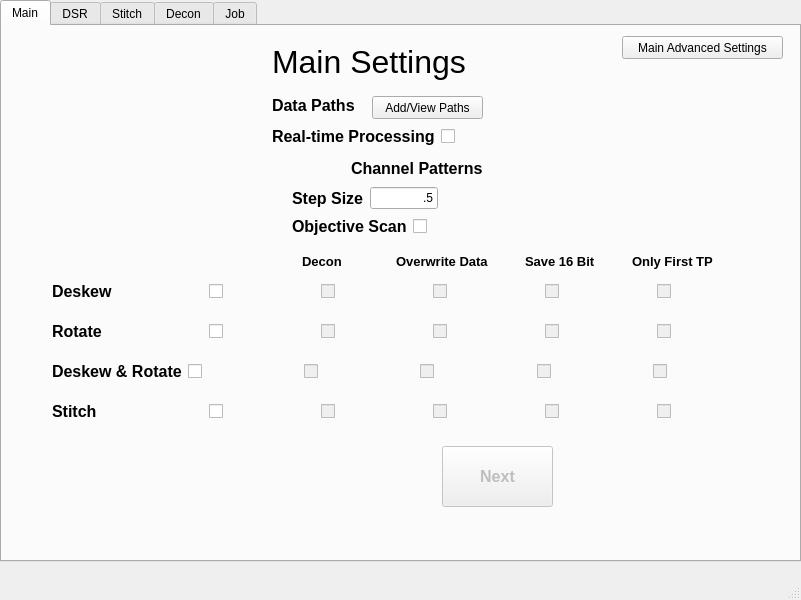
The window that mainwindow.ui (abcucberkeley/PetaKit5D-GUI) describes before a commit, drawn with Qt 5.
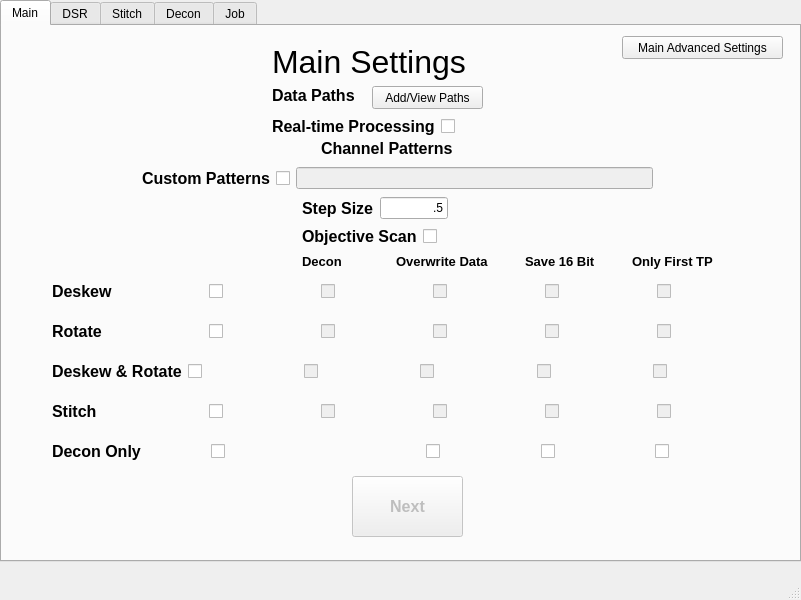
The same window after the commit. The open tabs and pages were chosen to show the change.

```diff
--- a/mainwindow.ui
+++ b/mainwindow.ui
@@ -63,7 +63,7 @@
       <property name="geometry">
        <rect>
         <x>270</x>
-        <y>70</y>
+        <y>60</y>
         <width>90</width>
         <height>19</height>
        </rect>
@@ -97,8 +97,8 @@
      <widget class="QWidget" name="layoutWidget">
       <property name="geometry">
        <rect>
-        <x>290</x>
-        <y>160</y>
+        <x>300</x>
+        <y>170</y>
         <width>146</width>
         <height>25</height>
        </rect>
@@ -138,8 +138,8 @@
       </property>
       <property name="geometry">
        <rect>
-        <x>440</x>
-        <y>420</y>
+        <x>350</x>
+        <y>450</y>
         <width>111</width>
         <height>61</height>
        </rect>
@@ -160,8 +160,8 @@
      <widget class="QWidget" name="layoutWidget_8">
       <property name="geometry">
        <rect>
-        <x>290</x>
-        <y>190</y>
+        <x>300</x>
+        <y>200</y>
         <width>156</width>
         <height>21</height>
        </rect>
@@ -199,7 +199,7 @@
       <property name="geometry">
        <rect>
         <x>370</x>
-        <y>70</y>
+        <y>60</y>
         <width>111</width>
         <height>23</height>
        </rect>
@@ -212,7 +212,7 @@
       <property name="geometry">
        <rect>
         <x>270</x>
-        <y>100</y>
+        <y>90</y>
         <width>213</width>
         <height>21</height>
        </rect>
@@ -246,8 +246,8 @@
      <widget class="QWidget" name="layoutWidget">
       <property name="geometry">
        <rect>
-        <x>140</x>
-        <y>130</y>
+        <x>110</x>
+        <y>110</y>
         <width>581</width>
         <height>25</height>
        </rect>
@@ -887,6 +887,157 @@
        </item>
       </layout>
      </widget>
+     <widget class="QWidget" name="horizontalLayoutWidget_6">
+      <property name="geometry">
+       <rect>
+        <x>50</x>
+        <y>410</y>
+        <width>711</width>
+        <height>31</height>
+       </rect>
+      </property>
+      <layout class="QHBoxLayout" name="horizontalLayout_48">
+       <item>
+        <widget class="QLabel" name="deconOnlyLabel">
+         <property name="font">
+          <font>
+           <pointsize>12</pointsize>
+           <weight>75</weight>
+           <bold>true</bold>
+           <strikeout>false</strikeout>
+           <kerning>true</kerning>
+          </font>
+         </property>
+         <property name="text">
+          <string>Decon Only</string>
+         </property>
+        </widget>
+       </item>
+       <item>
+        <spacer name="horizontalSpacer_9">
+         <property name="orientation">
+          <enum>Qt::Horizontal</enum>
+         </property>
+         <property name="sizeType">
+          <enum>QSizePolicy::Maximum</enum>
+         </property>
+         <property name="sizeHint" stdset="0">
+          <size>
+           <width>45</width>
+           <height>20</height>
+          </size>
+         </property>
+        </spacer>
+       </item>
+       <item>
+        <widget class="QCheckBox" name="deconOnlyCheckBox">
+         <property name="sizePolicy">
+          <sizepolicy hsizetype="Maximum" vsizetype="Fixed">
+           <horstretch>0</horstretch>
+           <verstretch>0</verstretch>
+          </sizepolicy>
+         </property>
+         <property name="autoFillBackground">
+          <bool>false</bool>
+         </property>
+         <property name="text">
+          <string/>
+         </property>
+        </widget>
+       </item>
+       <item>
+        <spacer name="horizontalSpacer_10">
+         <property name="orientation">
+          <enum>Qt::Horizontal</enum>
+         </property>
+         <property name="sizeType">
+          <enum>QSizePolicy::Fixed</enum>
+         </property>
+         <property name="sizeHint" stdset="0">
+          <size>
+           <width>195</width>
+           <height>20</height>
+          </size>
+         </property>
+        </spacer>
+       </item>
+       <item>
+        <widget class="QCheckBox" name="deconOnlyOverwriteDataCheckBox">
+         <property name="autoFillBackground">
+          <bool>false</bool>
+         </property>
+         <property name="text">
+          <string/>
+         </property>
+        </widget>
+       </item>
+       <item>
+        <widget class="QCheckBox" name="deconOnlySave16BitCheckBox">
+         <property name="autoFillBackground">
+          <bool>false</bool>
+         </property>
+         <property name="text">
+          <string/>
+         </property>
+        </widget>
+       </item>
+       <item>
+        <widget class="QCheckBox" name="deconOnlyOnlyFirstTPCheckBox">
+         <property name="autoFillBackground">
+          <bool>false</bool>
+         </property>
+         <property name="text">
+          <string/>
+         </property>
+        </widget>
+       </item>
+      </layout>
+     </widget>
+     <widget class="QWidget" name="horizontalLayoutWidget_7">
+      <property name="geometry">
+       <rect>
+        <x>140</x>
+        <y>140</y>
+        <width>511</width>
+        <height>25</height>
+       </rect>
+      </property>
+      <layout class="QHBoxLayout" name="horizontalLayout_49">
+       <item>
+        <widget class="QLabel" name="customPatternsLabel">
+         <property name="font">
+          <font>
+           <pointsize>12</pointsize>
+           <weight>75</weight>
+           <bold>true</bold>
+           <strikeout>false</strikeout>
+           <kerning>true</kerning>
+          </font>
+         </property>
+         <property name="text">
+          <string>Custom Patterns</string>
+         </property>
+        </widget>
+       </item>
+       <item>
+        <widget class="QCheckBox" name="customPatternsCheckBox">
+         <property name="autoFillBackground">
+          <bool>false</bool>
+         </property>
+         <property name="text">
+          <string/>
+         </property>
+        </widget>
+       </item>
+       <item>
+        <widget class="QLineEdit" name="customPatternsLineEdit">
+         <property name="enabled">
+          <bool>false</bool>
+         </property>
+        </widget>
+       </item>
+      </layout>
+     </widget>
     </widget>
     <widget class="QWidget" name="DSR">
      <attribute name="title">
```
Left out of the diff: 4 changed lines with no effect on the pictures.
